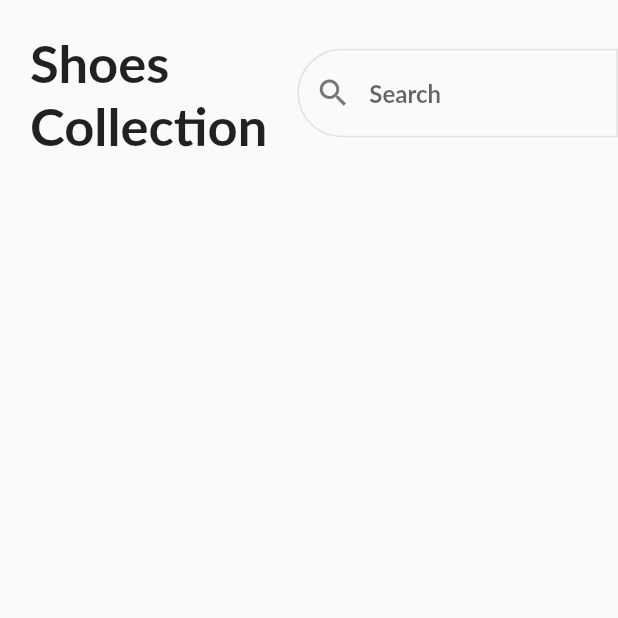
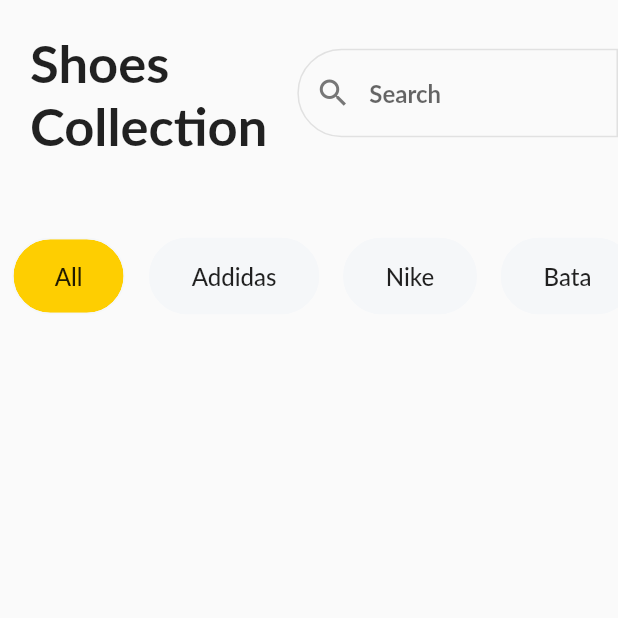
Before and after one commit to itanaydoshi/Flutter-Shopping-App, a Flutter app: the screen it shows after launch, on a phone screen of 412 x 824 dp, the top half of it. Run offline on Flutter 3.47's test engine with Material 2 defaults, Android fonts, the phone set to English and light mode, and no system bars; Roboto replaces fonts that are missing (Lato).

Commit message:
Selecting Filter Condition

```diff
--- a/lib/home_page.dart
+++ b/lib/home_page.dart
@@ -1,7 +1,21 @@
 import 'package:flutter/material.dart';
 
-class HomePage extends StatelessWidget {
+class HomePage extends StatefulWidget {
   const HomePage({super.key});
+
+  @override
+  State<HomePage> createState() => _HomePageState();
+}
+
+class _HomePageState extends State<HomePage> {
+  final List<String> filters = const ['All', 'Addidas', 'Nike', 'Bata'];
+  late String selectedFilter;
+
+  @override
+  void initState() {
+    super.initState();
+    selectedFilter = filters[0];
+  }
 
   @override
   Widget build(BuildContext context) {
@@ -13,11 +27,11 @@ class HomePage extends StatelessWidget {
         left: Radius.circular(50),
       ),
     );
-    return const Scaffold(
+    return Scaffold(
       body: SafeArea(
         child: Column(
           children: [
-            Row(
+            const Row(
               children: [
                 Padding(
                   padding: EdgeInsets.all(20.0),
@@ -41,6 +55,41 @@ class HomePage extends StatelessWidget {
                 ),
               ],
             ),
+            SizedBox(
+              height: 120,
+              child: ListView.builder(
+                itemCount: filters.length,
+                scrollDirection: Axis.horizontal,
+                itemBuilder: (context, index) {
+                  final filter = filters[index];
+                  return Padding(
+                    padding: const EdgeInsets.symmetric(horizontal: 8.0),
+                    child: GestureDetector(
+                      onTap: () {
+                        setState(() {
+                          selectedFilter = filter;
+                        });
+                      },
+                      child: Chip(
+                        backgroundColor: selectedFilter == filter
+                            ? Theme.of(context).colorScheme.primary
+                            : Color.fromRGBO(245, 247, 249, 1),
+                        side: const BorderSide(
+                          color: Color.fromRGBO(245, 247, 249, 1),
+                        ),
+                        label: Text(filter),
+                        labelStyle: const TextStyle(fontSize: 16),
+                        padding: const EdgeInsets.symmetric(
+                            horizontal: 20, vertical: 15),
+                        shape: RoundedRectangleBorder(
+                          borderRadius: BorderRadius.circular(30),
+                        ),
+                      ),
+                    ),
+                  );
+                },
+              ),
+            ),
           ],
         ),
       ),
--- a/lib/main.dart
+++ b/lib/main.dart
@@ -17,6 +17,7 @@ class MyApp extends StatelessWidget {
         fontFamily: 'Lato',
         colorScheme: ColorScheme.fromSeed(
           seedColor: const Color.fromRGBO(254, 206, 1, 1),
+          primary: const Color.fromRGBO(254, 206, 1, 1),
         ),
         inputDecorationTheme: const InputDecorationTheme(
           hintStyle: TextStyle(
```
